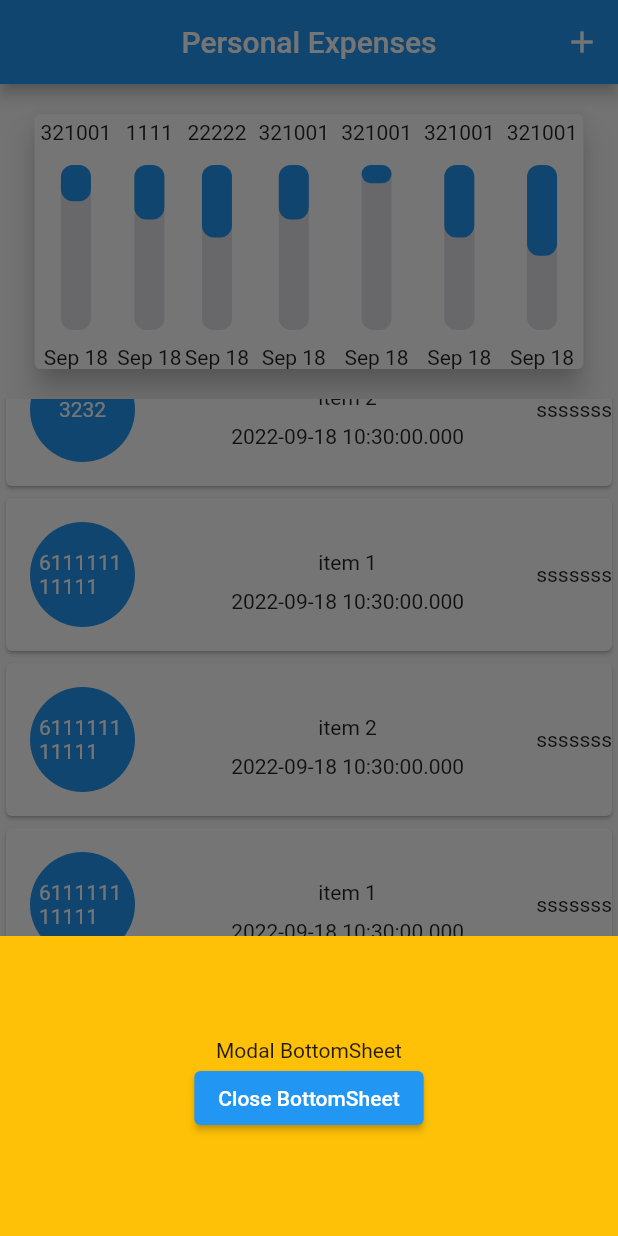
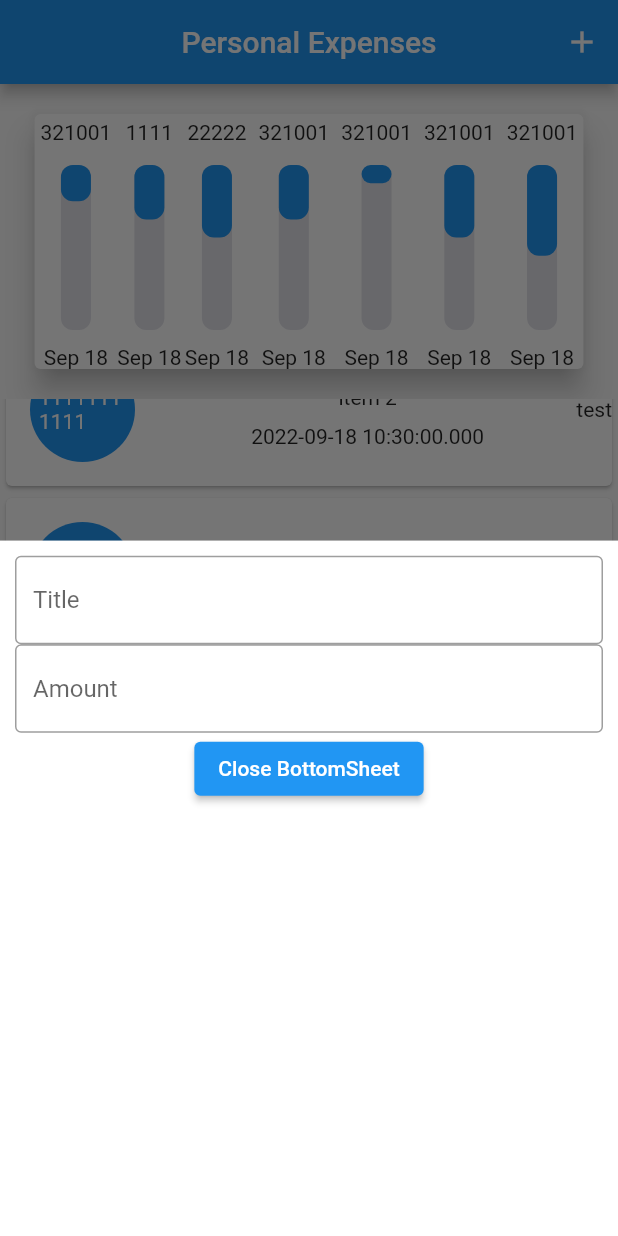
Before and after one commit to Existentio/expenses_accounting_app, a Flutter app: the screen it shows after launch, scrolled down 158 dp, after a tap on the "add" icon, on a phone screen of 412 x 824 dp. Run offline on Flutter 3.47's test engine with Material 2 defaults, Android fonts, the light colour scheme and no system bars; drawn by our look-alikes of flutter_animation_progress_bar.

Commit message:
small cleanup

```diff
--- a/lib/bottom_action_sheet.dart
+++ /dev/null
@@ -1,4 +0,0 @@
-
-// class Future ShowModal() {
-//
-// }
--- a/lib/expenses_page.dart
+++ b/lib/expenses_page.dart
@@ -1,4 +1,3 @@
-import 'package:expenses_accounting_app/bottom_action_sheet.dart';
 import 'package:expenses_accounting_app/chart_container.dart';
 import 'package:expenses_accounting_app/transaction.dart';
 import 'package:expenses_accounting_app/transaction_item.dart';
@@ -7,16 +6,16 @@ import 'package:flutter/material.dart';
 class ExpensesPage extends StatelessWidget {
   final List<Transaction> transactions = [
     Transaction(
-        id: 't1', title: 'item 1', amount: 611111111111, date: DateTime.now()),
-    Transaction(id: 't2', title: 'item 2', amount: 3232, date: DateTime.now()),
+        id: 't1', title: 'item 1', amount: 11111111111, date: DateTime.now()),
+    Transaction(id: 't2', title: 'item 2', amount: 11111111111, date: DateTime.now()),
     Transaction(
-        id: 't1', title: 'item 1', amount: 611111111111, date: DateTime.now()),
+        id: 't3', title: 'item 1', amount: 11111111111, date: DateTime.now()),
     Transaction(
-        id: 't2', title: 'item 2', amount: 611111111111, date: DateTime.now()),
+        id: 't4', title: 'item 2', amount: 11111111111, date: DateTime.now()),
     Transaction(
-        id: 't1', title: 'item 1', amount: 611111111111, date: DateTime.now()),
+        id: 't5', title: 'item 1', amount: 11111111111, date: DateTime.now()),
     Transaction(
-        id: 't2', title: 'item 2', amount: 611111111111, date: DateTime.now())
+        id: 't6', title: 'item 2', amount: 11111111111, date: DateTime.now())
   ];
 
   @override
@@ -29,18 +28,30 @@ class ExpensesPage extends StatelessWidget {
             icon: const Icon(Icons.add),
             tooltip: 'Add expense',
             onPressed: () {
-              showModalBottomSheet<void>(
+              showModalBottomSheet(
                 context: context,
                 builder: (BuildContext context) {
                   return Container(
-                    height: 200,
-                    color: Colors.amber,
+                    height: 500,
+                    color: Colors.white,
+                    padding: EdgeInsets.all(10),
+
                     child: Center(
                       child: Column(
-                        mainAxisAlignment: MainAxisAlignment.center,
-                        mainAxisSize: MainAxisSize.min,
+                        mainAxisAlignment: MainAxisAlignment.start,
                         children: <Widget>[
-                          const Text('Modal BottomSheet'),
+                          TextField(
+                            decoration: InputDecoration(
+                              border: OutlineInputBorder(),
+                              hintText: 'Title',
+                            ),
+                          ),
+                          TextField(
+                            decoration: InputDecoration(
+                              border: OutlineInputBorder(),
+                              hintText: 'Amount',
+                            ),
+                          ),
                           ElevatedButton(
                             child: const Text('Close BottomSheet'),
                             onPressed: () => Navigator.pop(context),
--- a/lib/main.dart
+++ b/lib/main.dart
@@ -7,6 +7,7 @@ class MyApp extends StatelessWidget {
   @override
   Widget build(BuildContext context) {
     return MaterialApp(
+      debugShowCheckedModeBanner: false,
       title: 'Personal expenses',
       home: MyStatefulWidget(),
     );
--- a/lib/transaction_item.dart
+++ b/lib/transaction_item.dart
@@ -51,7 +51,7 @@ class TransactionItem extends StatelessWidget {
                 Container(
                     alignment: Alignment.centerRight,
                     child: Text(
-                      'sssssss',
+                      'test',
                       textAlign: TextAlign.end,
                     )),
               ],
```
